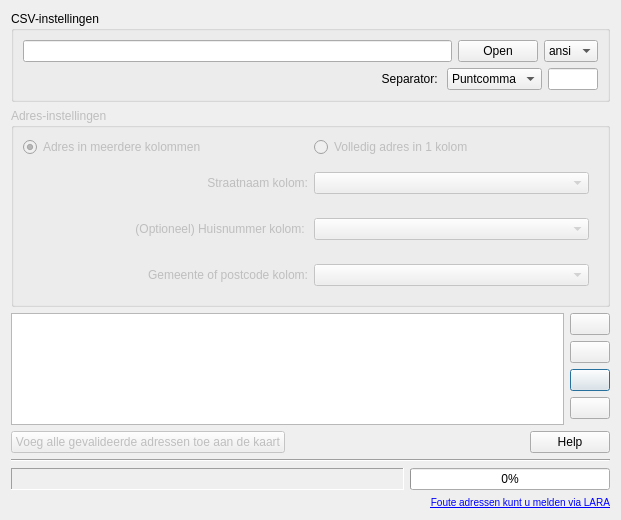
Qt form ui_geopunt4QgisBatchGeoCode.ui (warrieka/geopunt4Qgis) before a commit.
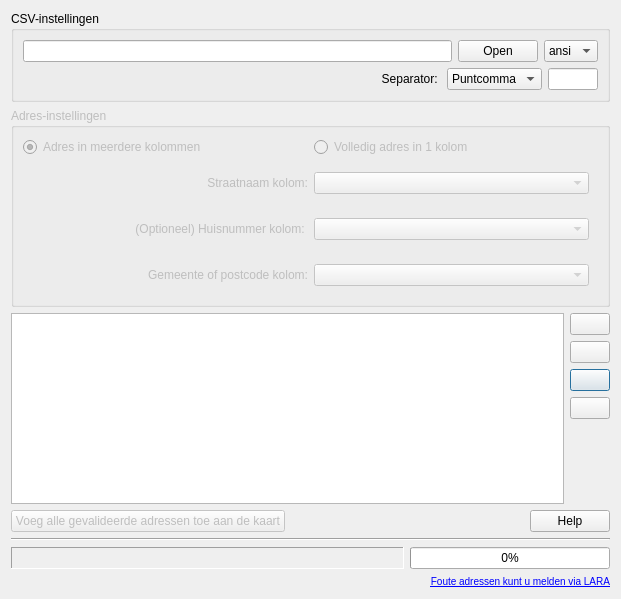
The same form after that commit. Icons and pictures are not drawn.

The edit to the form file:
```diff
--- a/ui_geopunt4QgisBatchGeoCode.ui
+++ b/ui_geopunt4QgisBatchGeoCode.ui
@@ -8,7 +8,7 @@
     <x>0</x>
     <y>0</y>
     <width>621</width>
-    <height>520</height>
+    <height>599</height>
    </rect>
   </property>
   <property name="contextMenuPolicy">
```
Left out of the diff: 32 changed lines with no effect on the pictures.
